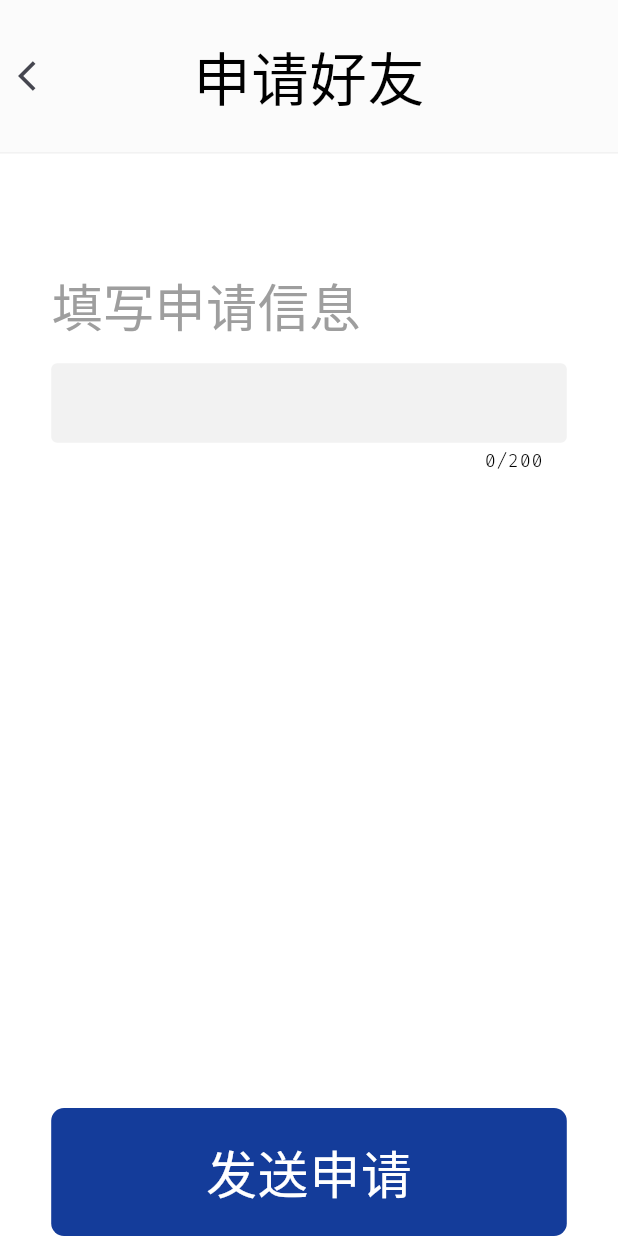
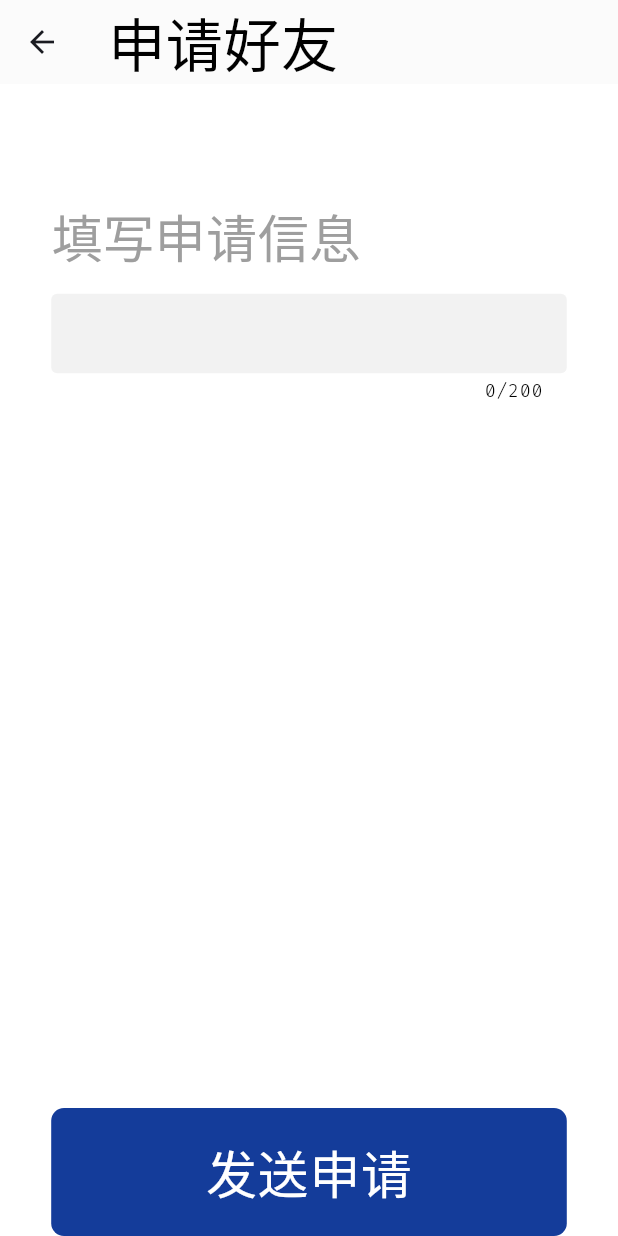
Before and after one commit to FangJZSP/flutter_relax_chat, a Flutter app: the ApplyPage screen opened by its route, on a phone screen of 412 x 824 dp. Run offline on Flutter 3.47's test engine with Material 3 defaults, Android fonts, the phone set to English and light mode, and no system bars; our stand-ins replace animate_do, badges, bot_toast, cached_network_image, dio, dropdown_button2 and 5 more; missing offline and left inert: google_mlkit_language_id, scrollview_observer; accounts and stored records are empty; network calls fail.

Commit message:
优化appBar展示

```diff
--- a/lib/common/styles.dart
+++ b/lib/common/styles.dart
@@ -14,12 +14,9 @@ class Styles {
   static const Color lightBlue = Color.fromRGBO(121, 187, 235, 1);
   static const Color coverBlue = Color.fromRGBO(66, 81, 98, 1);
 
-  /// app
-  static const Color appNameColor = Colors.deepOrange;
   static const Color appBarColor = Color.fromRGBO(251, 251, 251, 1);
+  static const Color navigationBarColor = Color.fromRGBO(250, 250, 250, 1);
 
-  /// bg
-  static const Color navigationBarColor = Color.fromRGBO(250, 250, 250, 1);
   static const Color bgColor = Color.fromRGBO(255, 255, 255, 1);
   static const Color greyBgColor = Color.fromRGBO(242, 242, 242, 1);
 
--- a/lib/pages/apply/apply_view.dart
+++ b/lib/pages/apply/apply_view.dart
@@ -1,7 +1,7 @@
 import 'package:flutter/material.dart';
 import 'package:get/get.dart';
 import 'package:relax_chat/pages/add/add_state.dart';
-import 'package:relax_chat/widgets/base/base_app_bar.dart';
+
 import 'package:relax_chat/widgets/custom_text_field.dart';
 import 'package:relax_chat/widgets/image/round_avatar.dart';
 
@@ -20,33 +20,15 @@ class ApplyPage extends StatelessWidget {
       onTap: logic.onTapBg,
       child: Scaffold(
         backgroundColor: Styles.white,
+        appBar: AppBar(
+          backgroundColor: Styles.appBarColor,
+          title: Text(
+            state.applyType == FindType.person ? '申请好友' : '申请加群',
+            style: Styles.textFiraNormal(18.w),
+          ),
+        ),
         body: Column(
           children: [
-            BaseAppBar(
-              child: Stack(
-                alignment: Alignment.center,
-                children: [
-                  Row(
-                    mainAxisAlignment: MainAxisAlignment.center,
-                    children: [
-                      Text(
-                        state.applyType == FindType.person ? '申请好友' : '申请加群',
-                        style: Styles.textFiraNormal(18.w),
-                      ),
-                    ],
-                  ),
-                  Positioned(
-                    left: 0,
-                    child: IconButton(
-                      icon: const Icon(Icons.arrow_back_ios),
-                      onPressed: () {
-                        Get.back();
-                      },
-                    ),
-                  ),
-                ],
-              ),
-            ),
             Expanded(
               child: Padding(
                 padding: EdgeInsets.fromLTRB(
--- a/lib/pages/email_login/email_login_view.dart
+++ b/lib/pages/email_login/email_login_view.dart
@@ -1,8 +1,6 @@
 import 'package:flutter/material.dart';
 import 'package:get/get.dart';
 import 'package:relax_chat/common/common.dart';
-
-import '../../../common/styles.dart';
 import 'email_login_logic.dart';
 
 class EmailLoginPage extends StatelessWidget {
--- a/lib/widgets/base/base_app_bar.dart
+++ /dev/null
@@ -1,36 +0,0 @@
-import 'package:flutter/material.dart';
-import '../../common/common.dart';
-
-class BaseAppBar extends StatelessWidget {
-  final Widget child;
-  final bool needTopMargin;
-  final Color? appBarColor;
-
-  const BaseAppBar({
-    required this.child,
-    this.needTopMargin = true,
-    this.appBarColor,
-    super.key,
-  });
-
-  @override
-  Widget build(BuildContext context) {
-    return Container(
-      margin: EdgeInsets.only(top: needTopMargin ? SizeConfig.topMargin : 0),
-      height: SizeConfig.navBarHeight,
-      color: appBarColor ?? Styles.appBarColor,
-      child: Column(
-        children: [
-          Expanded(
-            child: child,
-          ),
-          Divider(
-            color: Styles.grey.withOpacity(0.1),
-            height: 1,
-            thickness: 1,
-          ),
-        ],
-      ),
-    );
-  }
-}
--- a/lib/widgets/chat_list/view/chat_widget.dart
+++ b/lib/widgets/chat_list/view/chat_widget.dart
@@ -1,5 +1,4 @@
 import 'package:easy_refresh/easy_refresh.dart';
-import 'package:flutter/cupertino.dart';
 import 'package:flutter/material.dart';
 import 'package:flutter/scheduler.dart';
 import 'package:get/get.dart';
@@ -310,7 +309,7 @@ class _ChatWidgetState extends State<ChatWidget>
   Widget _buildContent() {
     return Column(
       children: [
-        widget.customHeadBuilder?.call(context),
+        widget.customHeadBuilder?.call(context) ?? const SizedBox(),
         widget.customPinBuilder?.call(context) ?? const SizedBox(),
         Expanded(
             child: Stack(
```
Also changed, not shown: lib/pages/add/add_view.dart (+5 -19 lines), lib/pages/chat/chat_view.dart (+43 -43 lines), lib/pages/contact/contact_view.dart (+57 -47 lines), lib/pages/group_notice/group_notice_view.dart (+12 -25 lines), lib/pages/message/message_view.dart (+17 -12 lines), lib/pages/new_friend/new_friend_view.dart (+9 -27 lines), lib/widgets/base/base_page.dart (deleted, +0 -69 lines).
